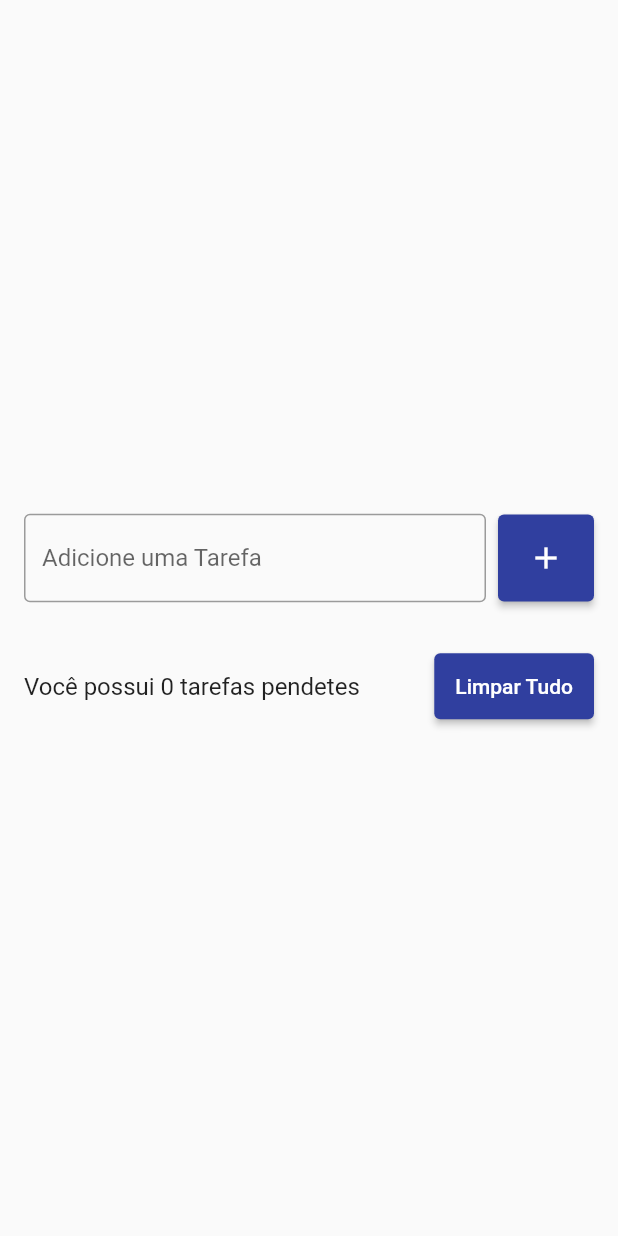
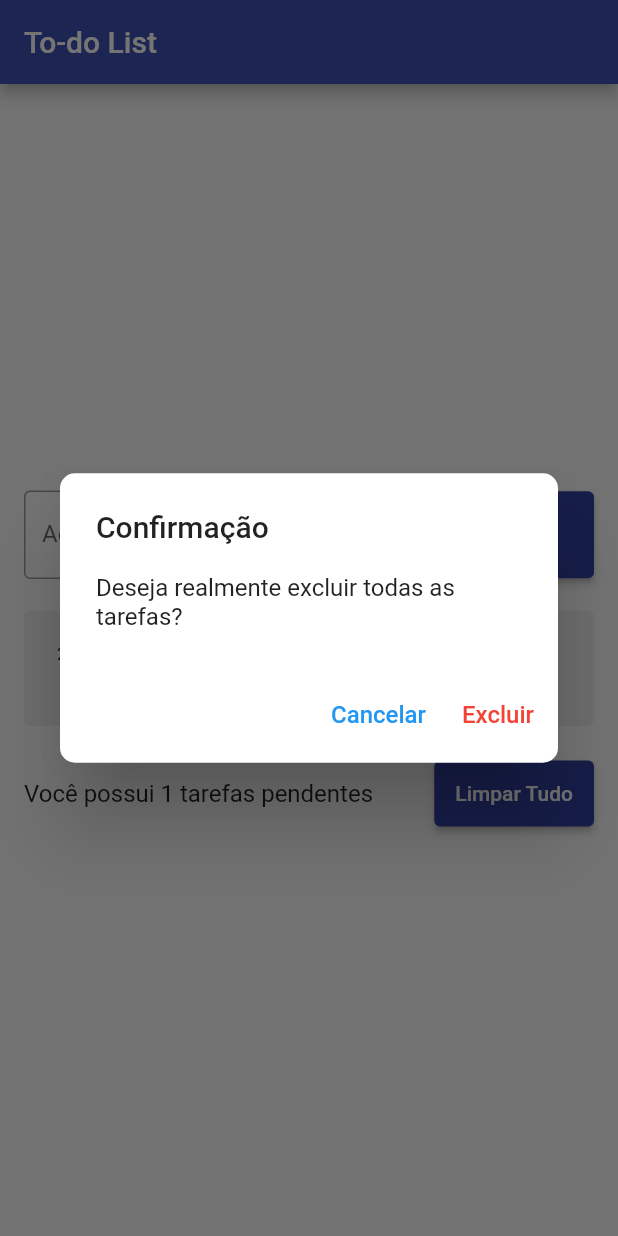
Before and after one commit to jeziel-jr/todo_list_flutter, a Flutter app: the screen it shows after launch, after a tap on the "add" icon, after a tap on "Limpar Tudo", on a phone screen of 412 x 824 dp. Run offline on Flutter 3.47's test engine with Material 2 defaults, Android fonts, the phone set to English and light mode, and no system bars; drawn by our look-alikes of flutter_slidable.

Commit message:
added remove items function

```diff
--- a/lib/main.dart
+++ b/lib/main.dart
@@ -11,6 +11,7 @@ class MyApp extends StatelessWidget {
   @override
   Widget build(BuildContext context) {
     return const MaterialApp(
+      debugShowCheckedModeBanner: false,
       home: TodoListPage(),
     );
   }
--- /dev/null
+++ b/lib/models/todo.dart
@@ -0,0 +1,6 @@
+class Todo {
+  Todo({required this.title, required this.dateTime});
+
+  String title;
+  DateTime dateTime;
+}
--- a/lib/pages/todo_list_page.dart
+++ b/lib/pages/todo_list_page.dart
@@ -1,4 +1,5 @@
 import 'package:flutter/material.dart';
+import 'package:todo_list/models/todo.dart';
 
 import '../widgets/todo_list_item.dart';
 
@@ -11,19 +12,22 @@ class TodoListPage extends StatefulWidget {
 
 class _TodoListPageState extends State<TodoListPage> {
   final TextEditingController tasksController = TextEditingController();
-//  date format function
-  String _formatDate(DateTime date) {
-    return '${date.day}/${date.month}/${date.year} - ${date.hour}:${date.minute}';
-  }
 
-  List<String> tasks = [];
+  List<Todo> tasks = [];
+
+  Todo? deletedTask;
+  int? deletedTaskIndex;
 
   @override
   Widget build(BuildContext context) {
     return Scaffold(
+      appBar: AppBar(
+        title: const Text('To-do List'),
+        backgroundColor: Colors.indigo,
+      ),
       body: Center(
         child: Padding(
-          padding: const EdgeInsets.symmetric(horizontal: 16),
+          padding: const EdgeInsets.symmetric(horizontal: 16, vertical: 40),
           child: Column(
             mainAxisSize: MainAxisSize.min,
             children: [
@@ -42,8 +46,13 @@ class _TodoListPageState extends State<TodoListPage> {
                   const SizedBox(width: 8),
                   ElevatedButton(
                     onPressed: () {
+                      String task = tasksController.text;
                       setState(() {
-                        tasks.add(tasksController.text);
+                        Todo newTodo = Todo(
+                          title: task,
+                          dateTime: DateTime.now(),
+                        );
+                        tasks.add(newTodo);
                         tasksController.clear();
                       });
                     },
@@ -62,10 +71,10 @@ class _TodoListPageState extends State<TodoListPage> {
                 child: ListView(
                   shrinkWrap: true,
                   children: [
-                    for (String task in tasks)
-                      Padding(
-                        padding: const EdgeInsets.all(6),
-                        child: TodoListItem(task, _formatDate),
+                    for (Todo task in tasks)
+                      TodoListItem(
+                        task: task,
+                        onDelete: onDelete,
                       ),
                   ],
                 ),
@@ -75,7 +84,7 @@ class _TodoListPageState extends State<TodoListPage> {
                 children: [
                   Expanded(
                     child: Text(
-                      'Você possui ${tasks.length} tarefas pendetes',
+                      'Você possui ${tasks.length} tarefas pendentes',
                       style: const TextStyle(
                         fontSize: 16,
                       ),
@@ -83,12 +92,7 @@ class _TodoListPageState extends State<TodoListPage> {
                   ),
                   const SizedBox(width: 8),
                   ElevatedButton(
-                    onPressed: () {
-                      // clear all tasks
-                      setState(() {
-                        tasks.clear();
-                      });
-                    },
+                    onPressed: showDeleteTodosConfirmationDialog,
                     style: ElevatedButton.styleFrom(
                         backgroundColor: Colors.indigo[700],
                         padding: const EdgeInsets.all(14)),
@@ -102,4 +106,99 @@ class _TodoListPageState extends State<TodoListPage> {
       ),
     );
   }
+
+  void onDelete(Todo todo) {
+    deletedTask = todo;
+    deletedTaskIndex = tasks.indexOf(todo);
+
+    setState(() {
+      tasks.remove(todo);
+    });
+
+    ScaffoldMessenger.of(context).clearSnackBars();
+    ScaffoldMessenger.of(context).showSnackBar(
+      SnackBar(
+        content: Text(
+          'Tarefa ${todo.title} removida com sucesso!',
+          style: const TextStyle(
+            fontSize: 18,
+            fontWeight: FontWeight.w600,
+          ),
+        ),
+        backgroundColor: Colors.indigo,
+        action: SnackBarAction(
+          label: 'Desfazer',
+          textColor: Colors.white,
+          onPressed: () {
+            setState(() {
+              tasks.insert(deletedTaskIndex!, deletedTask!);
+            });
+          },
+        ),
+        duration: const Duration(seconds: 5),
+      ),
+    );
+  }
+
+  dynamic showDeleteTodosConfirmationDialog() {
+    return (showDialog(
+      context: context,
+      builder: (BuildContext context) {
+        return AlertDialog(
+          shape: RoundedRectangleBorder(
+            borderRadius: BorderRadius.circular(10),
+          ),
+          title: const Text('Confirmação'),
+          content: const Text(
+            'Deseja realmente excluir todas as tarefas?',
+            style: TextStyle(
+              fontSize: 16,
+            ),
+          ),
+          actions: [
+            TextButton(
+              onPressed: () {
+                Navigator.of(context).pop();
+              },
+              child: const Text(
+                'Cancelar',
+                style: TextStyle(
+                  fontSize: 16,
+                ),
+              ),
+            ),
+            TextButton(
+              onPressed: () {
+                setState(() {
+                  tasks.clear();
+                });
+                Navigator.of(context).pop();
+
+                ScaffoldMessenger.of(context).showSnackBar(
+                  const SnackBar(
+                    content: Text(
+                      'Tarefas excluídas com sucesso!',
+                      textAlign: TextAlign.center,
+                      style: TextStyle(
+                        fontSize: 18,
+                        fontWeight: FontWeight.w600,
+                      ),
+                    ),
+                    backgroundColor: Colors.indigo,
+                  ),
+                );
+              },
+              child: const Text(
+                'Excluir',
+                style: TextStyle(
+                  fontSize: 16,
+                  color: Colors.red,
+                ),
+              ),
+            ),
+          ],
+        );
+      },
+    ));
+  }
 }
--- /dev/null
+++ b/lib/widgets/todo_list_item.dart
@@ -0,0 +1,64 @@
+import 'package:flutter/material.dart';
+import 'package:flutter_slidable/flutter_slidable.dart';
+import 'package:intl/intl.dart';
+import 'package:todo_list/models/todo.dart';
+
+class TodoListItem extends StatelessWidget {
+  const TodoListItem({
+    super.key,
+    required this.task,
+    required this.onDelete,
+  });
+
+  final Todo task;
+  final Function(Todo) onDelete;
+
+  @override
+  Widget build(BuildContext context) {
+    return Padding(
+      padding: const EdgeInsets.symmetric(vertical: 5),
+      child: Slidable(
+        endActionPane: ActionPane(
+          motion: ScrollMotion(),
+          extentRatio: 0.25,
+          children: [
+            SlidableAction(
+              label: 'Deletar',
+              backgroundColor: Colors.red,
+              icon: Icons.delete,
+              foregroundColor: Colors.white,
+              onPressed: (BuildContext context) {
+                onDelete(task);
+              },
+            )
+          ],
+        ),
+        child: Container(
+          decoration: BoxDecoration(
+            borderRadius: BorderRadius.circular(4),
+            color: Colors.grey[200],
+          ),
+          padding: const EdgeInsets.all(22),
+          child: Column(
+            crossAxisAlignment: CrossAxisAlignment.stretch,
+            children: [
+              Text(
+                DateFormat('dd/MMM/yyyy - hh:mm').format(task.dateTime),
+                style: const TextStyle(
+                  fontSize: 12,
+                ),
+              ),
+              Text(
+                task.title,
+                style: const TextStyle(
+                  fontSize: 16,
+                  fontWeight: FontWeight.w600,
+                ),
+              ),
+            ],
+          ),
+        ),
+      ),
+    );
+  }
+}
--- a/pubspec.yaml
+++ b/pubspec.yaml
@@ -36,6 +36,8 @@ dependencies:
   # The following adds the Cupertino Icons font to your application.
   # Use with the CupertinoIcons class for iOS style icons.
   cupertino_icons: ^1.0.2
+  intl:
+  flutter_slidable:
 
 dev_dependencies:
   flutter_test:
```
Also changed, not shown: pubspec.lock.
